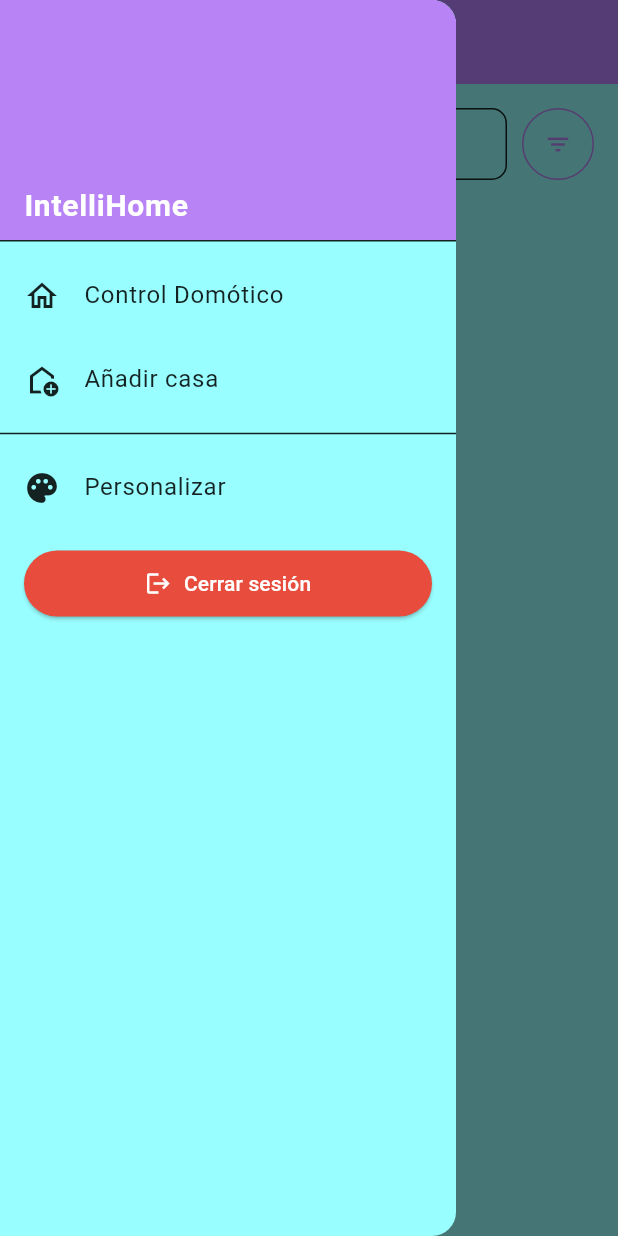
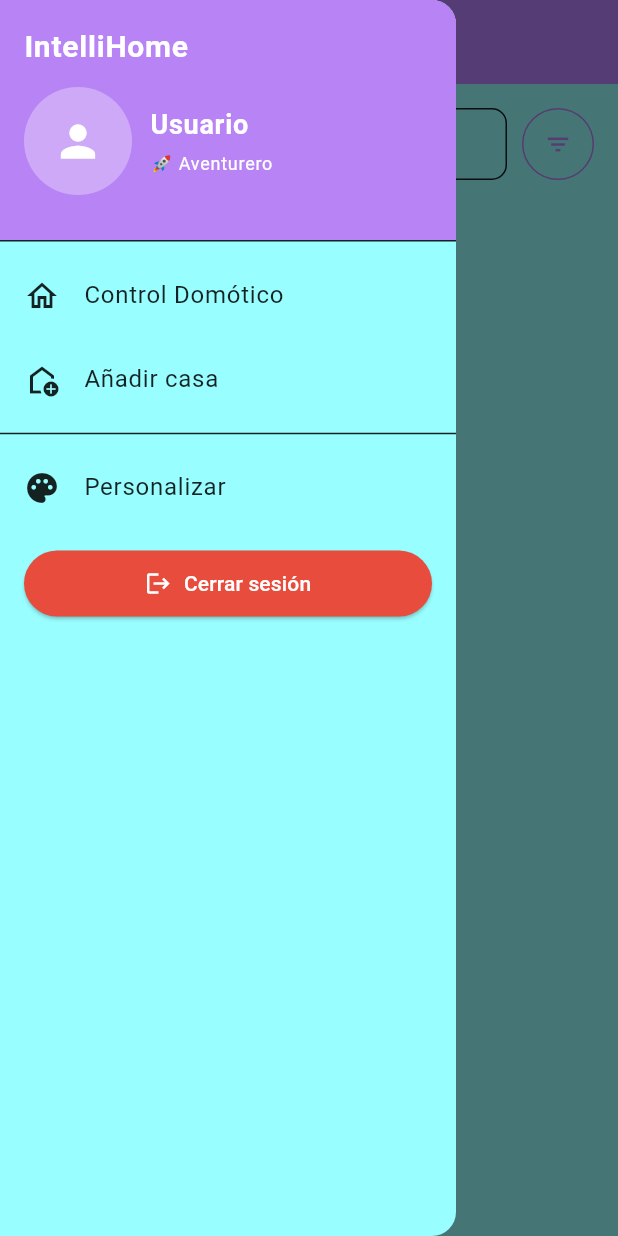
Before and after one commit to Rodiver-Baltodano/Proyect_IntelliHome, a Flutter app: the HomeScreen screen opened by its route, with the side drawer open, on a phone screen of 412 x 824 dp. Run offline on Flutter 3.47's test engine with Material 3 defaults, Android fonts, the phone set to English and light mode, and no system bars; our stand-ins replace flutter_colorpicker, flutter_dotenv, flutter_map, geolocator, image_picker, latlong2 and 2 more; missing offline and left inert: mailer; accounts and stored records are empty.

Commit message:
Restriccion de reservar si es dueño
- Se agrega una condicional de que si se es dueño de la casa y se accede a la pantalla reservar, el boton no permite reservar.
- Se modifica el menu de hamburguesa para mostrar el usuario correctamente.

```diff
--- a/intellihome/lib/modules/autenticacion/models/casa.dart
+++ b/intellihome/lib/modules/autenticacion/models/casa.dart
@@ -8,6 +8,7 @@ class Casa {
   final List<String> fotos;
   final String ubicacion;
   final String reglasUso;
+  final String? ownerId;
   final DateTime fechaRegistro;
   final List<int> amenidades; // IDs 1-32
   final List<DateTime> fechasNoDisponibles;
@@ -22,6 +23,7 @@ class Casa {
     required this.fotos,
     required this.ubicacion,
     required this.reglasUso,
+    this.ownerId,
     required this.fechaRegistro,
     required this.amenidades,
     required this.fechasNoDisponibles,
@@ -45,6 +47,7 @@ class Casa {
         }
         return '';
       }(),
+      ownerId: json['ownerId'],
       amenidades: List<int>.from(json['amenidades']),
       fechasNoDisponibles: (json['fechasNoDisponibles'] as List<dynamic>)
           .map((f) => DateTime.parse(f))
@@ -64,6 +67,7 @@ class Casa {
       'fotos': fotos,
       'ubicacion': ubicacion,
       'reglasUso': reglasUso,
+      'ownerId': ownerId,
       'amenidades': amenidades,
       'fechasNoDisponibles':
           fechasNoDisponibles.map((f) => f.toIso8601String()).toList(),
--- a/intellihome/lib/modules/autenticacion/services/registro_casa_service.dart
+++ b/intellihome/lib/modules/autenticacion/services/registro_casa_service.dart
@@ -20,6 +20,7 @@ class RegistroCasaServicio {
     required String reglasUso,
     required List<int> amenidades,
     required List<DateTime> fechasNoDisponibles,
+    String? ownerId,
 
   }) async {
     // VALIDACIONES
@@ -95,6 +96,7 @@ class RegistroCasaServicio {
       fotos: fotos,
       ubicacion: ubicacion,
       reglasUso: reglasUso,
+      ownerId: ownerId,
       amenidades: amenidades,
       fechaRegistro: DateTime.now(),
       fechasNoDisponibles: fechasNoDisponibles,
--- a/intellihome/lib/screens/home/anadir_casa_screen.dart
+++ b/intellihome/lib/screens/home/anadir_casa_screen.dart
@@ -6,6 +6,7 @@ import 'package:image_picker/image_picker.dart';
 import 'package:intellihome/config/app_colors.dart';
 import 'package:intellihome/modules/autenticacion/repositories/casa_repositorio_json.dart';
 import 'package:intellihome/modules/autenticacion/services/registro_casa_service.dart';
+import 'package:intellihome/providers/theme_provider.dart';
 import 'package:intellihome/screens/home/amenidades_data.dart';
 import 'package:intellihome/screens/home/amenidades_screen.dart';
 import 'package:intellihome/screens/home/fechas_no_disponibles_screen.dart';
@@ -13,6 +14,7 @@ import 'package:intellihome/screens/home/map_picker_screen.dart';
 import 'package:latlong2/latlong.dart';
 import 'package:path/path.dart' as p;
 import 'package:path_provider/path_provider.dart';
+import 'package:provider/provider.dart';
 
 class AnadirCasaScreen extends StatefulWidget {
   const AnadirCasaScreen({super.key});
@@ -212,6 +214,7 @@ class _AnadirCasaScreenState extends State<AnadirCasaScreen> {
   }
 
   Future<void> _registrarCasa() async {
+    final usuario = context.read<ThemeProvider>().usuarioActual;
     final nombre = _nombreController.text.trim();
     final descripcion = _descripcionController.text.trim();
     final reglasUso = _reglasController.text.trim();
@@ -246,6 +249,7 @@ class _AnadirCasaScreenState extends State<AnadirCasaScreen> {
         reglasUso: reglasUso,
         amenidades: amenidades,
         fechasNoDisponibles: fechasNoDisponibles,
+        ownerId: usuario?.id,
       );
 
       if (!mounted) return;
--- a/intellihome/lib/screens/home/home_screen.dart
+++ b/intellihome/lib/screens/home/home_screen.dart
@@ -5,10 +5,12 @@ import 'package:intellihome/config/app_colors.dart';
 import 'package:intellihome/l10n/app_localizations.dart';
 import 'package:intellihome/modules/autenticacion/models/casa.dart';
 import 'package:intellihome/modules/autenticacion/repositories/casa_repositorio_json.dart';
+import 'package:intellihome/providers/theme_provider.dart';
 import 'package:intellihome/screens/home/domotic_screen.dart';
 import 'package:intellihome/screens/home/reservar_casa_screen.dart';
 import 'package:path/path.dart' as p;
 import 'package:path_provider/path_provider.dart';
+import 'package:provider/provider.dart';
 
 class HomeScreen extends StatefulWidget {
   final String username;
@@ -61,8 +63,41 @@ class _HomeScreenState extends State<HomeScreen> {
     return null;
   }
 
+  ImageProvider? _buildImageProvider(String? ruta) {
+    if (ruta == null || ruta.isEmpty) return null;
+    if (ruta.startsWith('http')) {
+      return NetworkImage(ruta);
+    }
+    final file = File(ruta);
+    if (file.existsSync()) {
+      return FileImage(file);
+    }
+    return null;
+  }
+
+  _EstiloDisplay? _estiloConEmoji(String estilo, BuildContext context) {
+    final l10n = AppLocalizations.of(context);
+    switch (estilo) {
+      case 'aventurero':
+        return _EstiloDisplay(label: l10n.adventurous, emoji: '🚀');
+      case 'minimalista':
+        return _EstiloDisplay(label: l10n.minimalist, emoji: '✨');
+      case 'contemporaneo':
+        return _EstiloDisplay(label: l10n.contemporary, emoji: '🖼️');
+      default:
+        return null;
+    }
+  }
+
   @override
   Widget build(BuildContext context) {
+    final themeProvider = context.watch<ThemeProvider>();
+    final usuario = themeProvider.usuarioActual;
+    final nombreUsuario = usuario?.username ?? widget.username;
+    final fotoPerfil = usuario?.fotoPerfil;
+    final estilo = usuario?.estilo ?? themeProvider.currentStyle.name;
+    final estiloDisplay = _estiloConEmoji(estilo, context);
+
     return Scaffold(
       appBar: AppBar(
         title: const Text('IntelliHome'),
@@ -79,7 +114,6 @@ class _HomeScreenState extends State<HomeScreen> {
               ),
               child: Column(
                 crossAxisAlignment: CrossAxisAlignment.start,
-                mainAxisAlignment: MainAxisAlignment.end,
                 children: [
                   Text(
                     'IntelliHome',
@@ -89,10 +123,52 @@ class _HomeScreenState extends State<HomeScreen> {
                       fontWeight: FontWeight.bold,
                     ),
                   ),
+                  const SizedBox(height: 12),
+                  Row(
+                    crossAxisAlignment: CrossAxisAlignment.center,
+                    children: [
+                      CircleAvatar(
+                        radius: 36,
+                        backgroundColor: Colors.white.withOpacity(0.3),
+                        backgroundImage: _buildImageProvider(fotoPerfil),
+                        child: (fotoPerfil == null || fotoPerfil.isEmpty)
+                            ? const Icon(Icons.person, size: 34, color: Colors.white)
+                            : null,
+                      ),
+                      const SizedBox(width: 12),
+                      Expanded(
+                        child: Column(
+                          crossAxisAlignment: CrossAxisAlignment.start,
+                          children: [
+                            Text(
+                              nombreUsuario,
+                              style: const TextStyle(
+                                color: Colors.white,
+                                fontSize: 18,
+                                fontWeight: FontWeight.bold,
+                              ),
+                              overflow: TextOverflow.ellipsis,
+                            ),
+                            const SizedBox(height: 4),
+                            if (estiloDisplay != null)
+                              Text(
+                                '${estiloDisplay.emoji} ${estiloDisplay.label}',
+                                style: const TextStyle(
+                                  color: Colors.white,
+                                  fontSize: 12,
+                                ),
+                                overflow: TextOverflow.ellipsis,
+                              ),
+                          ],
+                        ),
+                      ),
+                    ],
+                  ),
                 ],
               ),
             ),
             // Opción de Control Domótico
+
             ListTile(
               leading: const Icon(Icons.home_outlined),
               title: Text(AppLocalizations.of(context).domoticControl),
@@ -357,3 +433,10 @@ class _HomeScreenState extends State<HomeScreen> {
     );
   }
 }
+
+class _EstiloDisplay {
+  final String label;
+  final String emoji;
+
+  _EstiloDisplay({required this.label, required this.emoji});
+}
--- a/intellihome/lib/screens/home/reservar_casa_screen.dart
+++ b/intellihome/lib/screens/home/reservar_casa_screen.dart
@@ -4,9 +4,11 @@ import 'package:flutter/material.dart';
 import 'package:flutter_map/flutter_map.dart';
 import 'package:intellihome/config/app_colors.dart';
 import 'package:intellihome/modules/autenticacion/models/casa.dart';
+import 'package:intellihome/providers/theme_provider.dart';
 import 'package:intellihome/screens/home/amenidades_data.dart';
 import 'package:latlong2/latlong.dart';
 import 'package:url_launcher/url_launcher.dart';
+import 'package:provider/provider.dart';
 
 class ReservarCasaScreen extends StatefulWidget {
   final Casa casa;
@@ -262,10 +264,12 @@ class _ReservarCasaScreenState extends State<ReservarCasaScreen> {
 
   @override
   Widget build(BuildContext context) {
+    final usuario = context.watch<ThemeProvider>().usuarioActual;
     final casa = widget.casa;
     final portada = casa.fotos.isNotEmpty ? casa.fotos.first : null;
     final portadaProvider = _buildImageProvider(portada);
     final ubicacion = _parseUbicacion(casa.ubicacion);
+    final esDueno = usuario != null && casa.ownerId == usuario.id;
 
     return Scaffold(
       appBar: AppBar(
@@ -551,13 +555,15 @@ class _ReservarCasaScreenState extends State<ReservarCasaScreen> {
             SizedBox(
               width: double.infinity,
               child: ElevatedButton(
-                onPressed: _rangoSeleccionado == null ? null : () {},
+                onPressed: (esDueno || _rangoSeleccionado == null) ? null : () {},
                 style: ElevatedButton.styleFrom(
                   backgroundColor: AppColors.primaryColor,
                   foregroundColor: Colors.white,
                   padding: const EdgeInsets.symmetric(vertical: 14),
                 ),
-                child: const Text('Reservar casa'),
+                child: Text(
+                  esDueno ? 'Eres el dueño de esta casa' : 'Reservar casa',
+                ),
               ),
             ),
           ],
```
Also changed, not shown: intellihome/lib/main.dart (+25 -8 lines).
